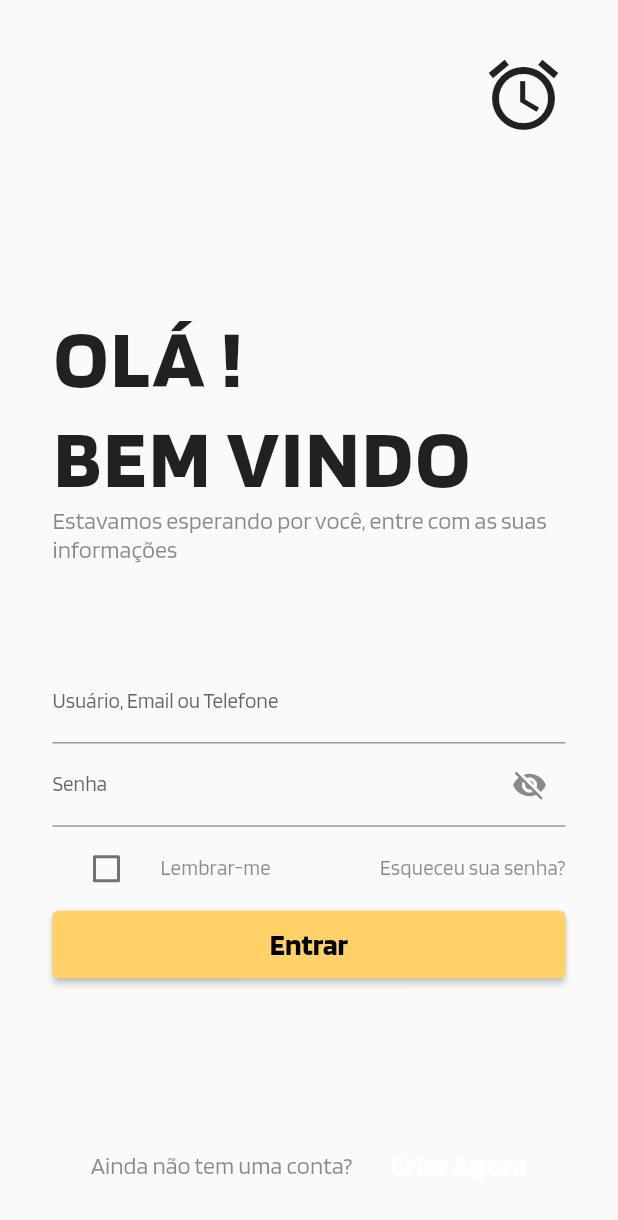
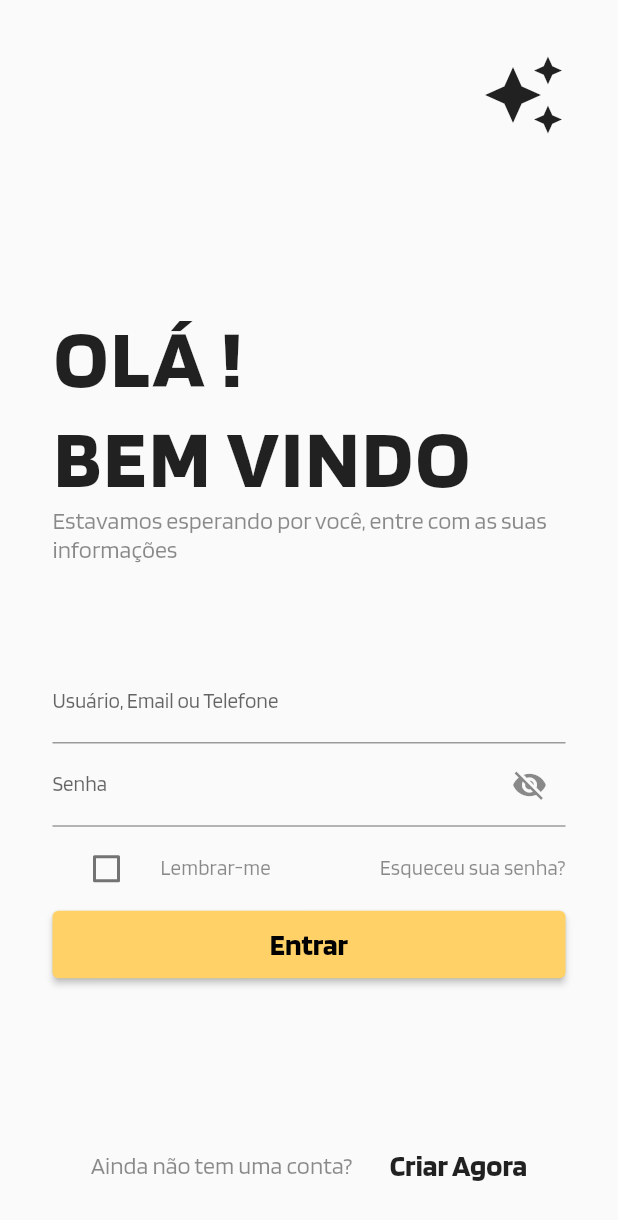
Before and after one commit to guilhermedacruzz/TCC_APP, a Flutter app: the screen it shows after launch, on a phone screen of 412 x 824 dp. Shown: the top 1220 px of the screen. Run offline on Flutter 3.47's test engine with Material 2 defaults, Android fonts, the phone set to English and light mode, and no system bars; our stand-ins replace shared_preferences, syncfusion_flutter_charts; project files that could hold a hidden picture were left out.

Commit message:
é o que tem pra hoje

```diff
--- a/lib/main.dart
+++ b/lib/main.dart
@@ -1,5 +1,6 @@
 import 'package:flutter/material.dart';
 import 'package:provider/provider.dart';
+import 'package:tcc/pages/page_register_new_IOT.dart';
 import 'notifiers/dark_theme_provider.dart';
 import 'pages/page_config.dart';
 import 'pages/page_home.dart';
@@ -45,6 +46,7 @@ class _MyAppState extends State<MyApp> {
             initialRoute: PageLogin.routeName,
             theme: Styles.themeData(themeChangeProvider.darkTheme, context),
             routes: {
+              PageRegisterNewIOT.routeName: (context) => const PageRegisterNewIOT(),
               PageConfig.routeName: (context) => const PageConfig(),
               PageHome.routeName: (context) => const PageHome(),
               PageLogin.routeName: (context) => const PageLogin(),
--- a/lib/pages/page_home.dart
+++ b/lib/pages/page_home.dart
@@ -1,5 +1,6 @@
 import 'package:flutter/material.dart';
 import 'package:syncfusion_flutter_charts/charts.dart';
+import 'package:tcc/pages/page_register_new_IOT.dart';
 import 'package:tcc/widgets/grafics.dart';
 import '../forms/custom_button.dart';
 import '../widgets/custom_drawler.dart';
@@ -29,7 +30,9 @@ class _PageHomeState extends State<PageHome> {
           ),
           IconButton(
             icon: const Icon(Icons.add),
-            onPressed: () {},
+            onPressed: () {
+              Navigator.of(context).pushNamed(PageRegisterNewIOT.routeName);
+            },
           ),
         ],
       ),
--- a/lib/pages/page_login.dart
+++ b/lib/pages/page_login.dart
@@ -30,7 +30,7 @@ class _PageLoginState extends State<PageLogin> {
               mainAxisAlignment: MainAxisAlignment.end,
               children: [
                 Icon(
-                  Icons.access_alarm,
+                  Icons.auto_awesome,
                   size: Theme.of(context).textTheme.displayMedium!.fontSize,
                 ),
               ],
--- a/lib/utils/style.dart
+++ b/lib/utils/style.dart
@@ -7,41 +7,40 @@ class Styles {
         headline1: TextStyle(
           letterSpacing: 2.0,
           fontWeight: FontWeight.w700,
-          color: isDarkTheme ? Colors.white70 : Colors.black87,
+          color: isDarkTheme ? Colors.white : Colors.black87,
         ),
         headline2: TextStyle(
           letterSpacing: 2.0,
           fontWeight: FontWeight.w700,
-          color: isDarkTheme ? Colors.white70 : Colors.black87,
+          color: isDarkTheme ? Colors.white : Colors.black87,
         ),
         headline3: TextStyle(
           letterSpacing: 2.0,
           fontWeight: FontWeight.w700,
-          color: isDarkTheme ? Colors.white70 : Colors.black87,
+          color: isDarkTheme ? Colors.white : Colors.black87,
         ),
         headline4: TextStyle(
           letterSpacing: 2.0,
           fontWeight: FontWeight.w700,
-          color: isDarkTheme ? Colors.white70 : Colors.black87,
+          color: isDarkTheme ? Colors.white : Colors.black87,
         ),
         headline5: TextStyle(
           fontWeight: FontWeight.w700,
-          color: isDarkTheme ? Colors.white70 : Colors.black87,
+          color: isDarkTheme ? Colors.white : Colors.black87,
         ),
         headline6: TextStyle(
           fontWeight: FontWeight.w700,
-          color: isDarkTheme ? Colors.white70 : Colors.black87,
+          color: isDarkTheme ? Colors.white : Colors.black87,
         ),
         subtitle1: TextStyle(
-          color: isDarkTheme ? Colors.white54 : Colors.black45,
+          color: isDarkTheme ? Colors.white70 : Colors.black45,
         ),
         subtitle2: TextStyle(
-          color: isDarkTheme ? Colors.white54 : Colors.black45,
+          color: isDarkTheme ? Colors.white70 : Colors.black45,
         ),
         button: const TextStyle(
           fontWeight: FontWeight.w700,
           fontSize: 20,
-          color: Colors.white,
         ),
       ),
       fontFamily: "Blinker",
--- a/lib/widgets/custom_drawler.dart
+++ b/lib/widgets/custom_drawler.dart
@@ -30,7 +30,7 @@ class _CustomDrawerState extends State<CustomDrawer> {
   Widget build(BuildContext context) {
     return Drawer(
       child: Padding(
-        padding: const EdgeInsets.all(8.0),
+        padding: const EdgeInsets.symmetric(vertical: 40, horizontal: 8),
         child: Column(
           crossAxisAlignment: CrossAxisAlignment.center,
           children: [
```
Also changed, not shown: lib/pages/page_register_new_IOT.dart (added, +55 -0 lines).
